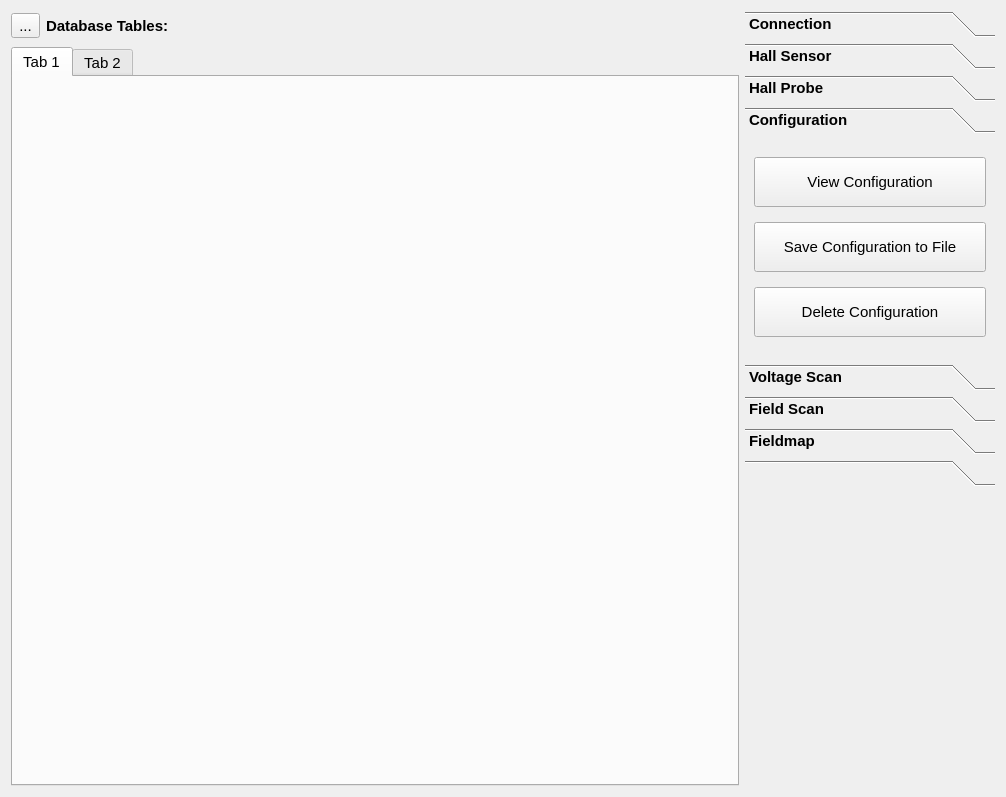
The window that hallbench/gui/ui/databasewidget.ui (lnls-ima/hall-bench-control) describes before a commit, drawn with Qt 5.
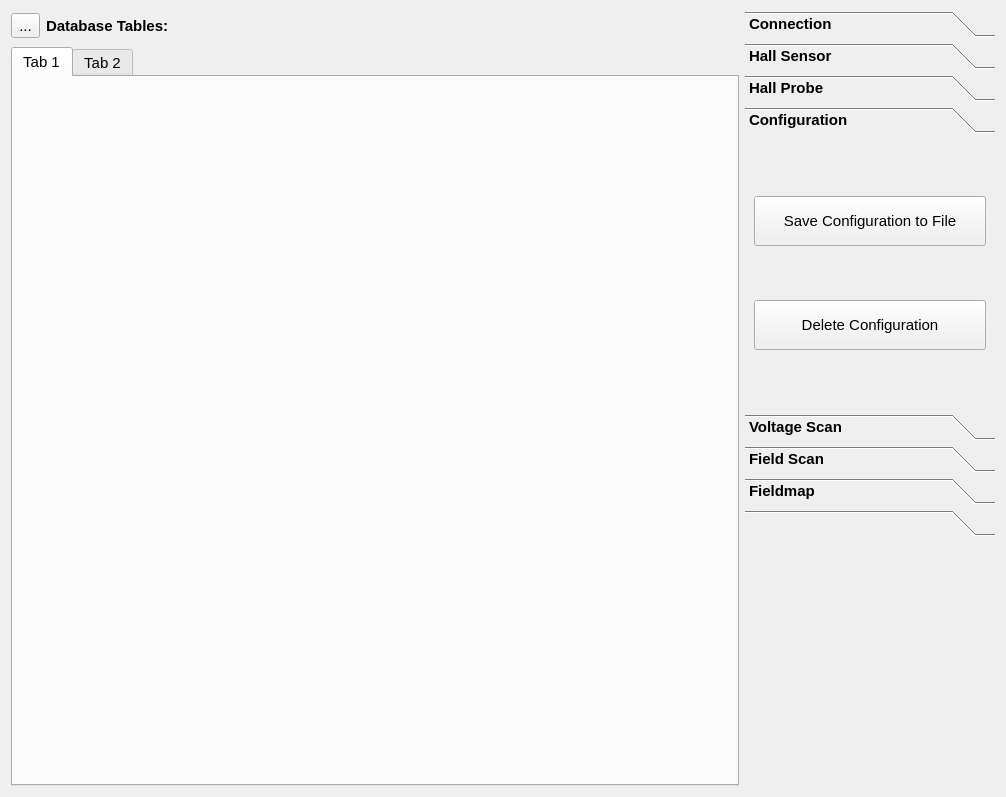
The same window after the commit. The open tabs and pages were chosen to show the change. Icons and pictures are not drawn.

Commit message: Move configuration instances to HallBenchApp class

Patch:
```diff
--- a/hallbench/gui/ui/databasewidget.ui
+++ b/hallbench/gui/ui/databasewidget.ui
@@ -311,7 +311,7 @@
           <x>0</x>
           <y>0</y>
           <width>250</width>
-          <height>215</height>
+          <height>273</height>
          </rect>
         </property>
         <attribute name="label">
@@ -319,29 +319,6 @@
         </attribute>
         <layout class="QGridLayout" name="gridLayout_4">
          <item row="0" column="0">
-          <widget class="QPushButton" name="view_configuration_btn">
-           <property name="minimumSize">
-            <size>
-             <width>0</width>
-             <height>50</height>
-            </size>
-           </property>
-           <property name="font">
-            <font>
-             <weight>50</weight>
-             <bold>false</bold>
-            </font>
-           </property>
-           <property name="text">
-            <string>View Configuration</string>
-           </property>
-           <property name="icon">
-            <iconset>
-             <normaloff>../../resources/img/search.png</normaloff>../../resources/img/search.png</iconset>
-           </property>
-          </widget>
-         </item>
-         <item row="1" column="0">
           <widget class="QPushButton" name="save_configuration_btn">
            <property name="minimumSize">
             <size>
@@ -364,7 +341,7 @@
            </property>
           </widget>
          </item>
-         <item row="2" column="0">
+         <item row="1" column="0">
           <widget class="QPushButton" name="delete_configuration_btn">
            <property name="enabled">
             <bool>true</bool>
@@ -727,7 +704,7 @@
        <property name="sizeHint" stdset="0">
         <size>
          <width>20</width>
-         <height>300</height>
+         <height>250</height>
         </size>
        </property>
       </spacer>
```
Left out of the diff: 32 changed lines with no effect on the pictures. The commit also changes 27 other files.
